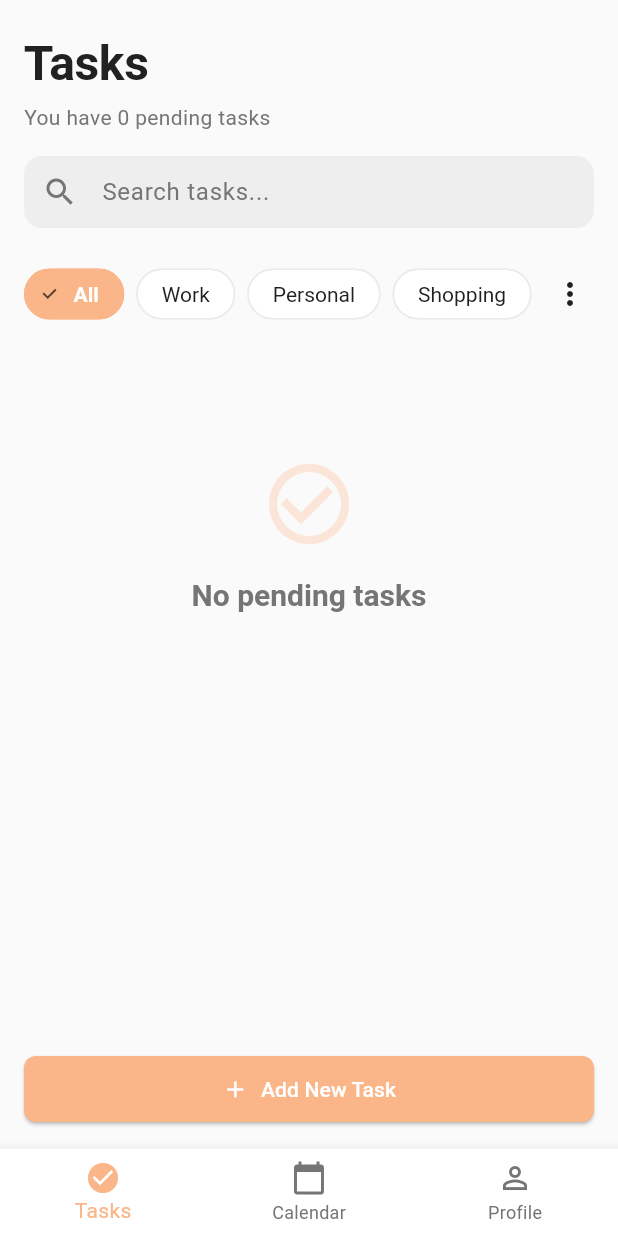
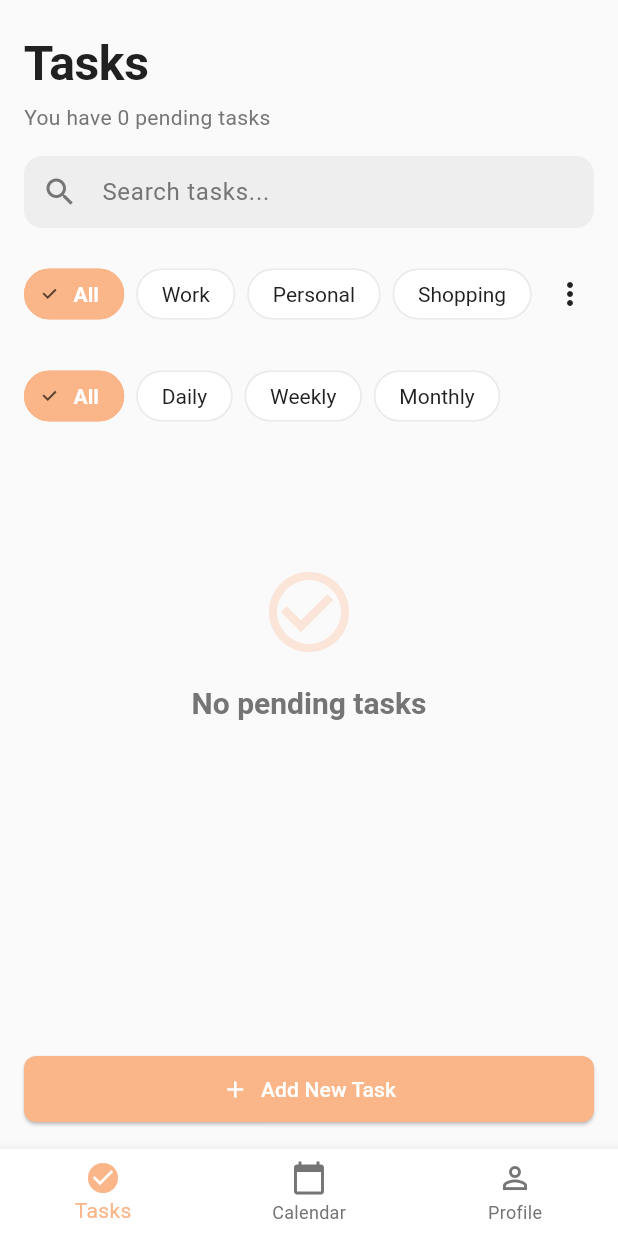
Before and after one commit to mhmwael/Todo, a Flutter app: the screen it shows after launch, on a phone screen of 412 x 824 dp. Run offline on Flutter 3.47's test engine with Material 3 defaults, Android fonts, the light colour scheme and no system bars; our stand-ins replace confetti, flutter_local_notifications, flutter_timezone, image_picker, shared_preferences, sqflite and 1 more; accounts and stored records are empty.

Commit message:
Add time period filter to task management UI for enhanced task visibility

```diff
--- a/lib/controllers/task_controller.dart
+++ b/lib/controllers/task_controller.dart
@@ -20,6 +20,8 @@ class TaskController
   _searchQuery = '';
   String?
   _focusedTaskId;
+  String
+  _selectedTimePeriod = 'All';
 
   TaskController() {
     _loadTasks();
@@ -31,10 +33,80 @@ class TaskController
   get searchQuery => _searchQuery;
   String?
   get focusedTaskId => _focusedTaskId;
+  String
+  get selectedTimePeriod => _selectedTimePeriod;
   List<
     Task
   >
   get allTasks => _allTasks;
+
+  bool
+  _isTaskInTimePeriod(
+    Task task,
+    String timePeriod,
+  ) {
+    final now = DateTime.now();
+    final today = DateTime(
+      now.year,
+      now.month,
+      now.day,
+    );
+    final taskDate = DateTime(
+      task.dueDate.year,
+      task.dueDate.month,
+      task.dueDate.day,
+    );
+
+    switch (timePeriod) {
+      case 'Daily':
+        return taskDate.year ==
+                today.year &&
+            taskDate.month ==
+                today.month &&
+            taskDate.day ==
+                today.day;
+      case 'Weekly':
+        final weekStart = today.subtract(
+          Duration(
+            days:
+                today.weekday -
+                1,
+          ),
+        );
+        final weekEnd = weekStart.add(
+          const Duration(
+            days: 6,
+          ),
+        );
+        return (taskDate.isAfter(
+                  weekStart.subtract(
+                    const Duration(
+                      days: 1,
+                    ),
+                  ),
+                ) ||
+                taskDate.isAtSameMomentAs(
+                  weekStart,
+                )) &&
+            (taskDate.isBefore(
+                  weekEnd.add(
+                    const Duration(
+                      days: 1,
+                    ),
+                  ),
+                ) ||
+                taskDate.isAtSameMomentAs(
+                  weekEnd,
+                ));
+      case 'Monthly':
+        return task.dueDate.year ==
+                now.year &&
+            task.dueDate.month ==
+                now.month;
+      default:
+        return true;
+    }
+  }
 
   Future<
     void
@@ -80,6 +152,19 @@ class TaskController
             ) =>
                 task.category ==
                 _selectedCategory,
+          )
+          .toList();
+    }
+    if (_selectedTimePeriod !=
+        'All') {
+      filtered = filtered
+          .where(
+            (
+              task,
+            ) => _isTaskInTimePeriod(
+              task,
+              _selectedTimePeriod,
+            ),
           )
           .toList();
     }
@@ -152,6 +237,19 @@ class TaskController
           )
           .toList();
     }
+    if (_selectedTimePeriod !=
+        'All') {
+      filtered = filtered
+          .where(
+            (
+              task,
+            ) => _isTaskInTimePeriod(
+              task,
+              _selectedTimePeriod,
+            ),
+          )
+          .toList();
+    }
     if (_searchQuery.isNotEmpty) {
       filtered = filtered
           .where(
@@ -190,6 +288,14 @@ class TaskController
     String category,
   ) {
     _selectedCategory = category;
+    notifyListeners();
+  }
+
+  void
+  setTimePeriod(
+    String timePeriod,
+  ) {
+    _selectedTimePeriod = timePeriod;
     notifyListeners();
   }
 
--- a/lib/views/tasks/tasks_page.dart
+++ b/lib/views/tasks/tasks_page.dart
@@ -6,35 +6,63 @@ import '../../core/theme/app_strings.dart';
 import '../../controllers/task_controller.dart';
 import 'widgets/task_card.dart';
 import 'widgets/task_filter_chips.dart';
+import 'widgets/task_time_period_filter.dart';
 import 'widgets/add_task_dialog.dart';
 
-class TasksPage extends StatefulWidget {
-  const TasksPage({super.key});
+class TasksPage
+    extends
+        StatefulWidget {
+  const TasksPage({
+    super.key,
+  });
 
   @override
-  State<TasksPage> createState() => _TasksPageState();
+  State<
+    TasksPage
+  >
+  createState() => _TasksPageState();
 }
 
-class _TasksPageState extends State<TasksPage> {
-  late ConfettiController _confettiController;
+class _TasksPageState
+    extends
+        State<
+          TasksPage
+        > {
+  late ConfettiController
+  _confettiController;
 
   @override
-  void initState() {
+  void
+  initState() {
     super.initState();
-    _confettiController =
-        ConfettiController(duration: const Duration(seconds: 1));
+    _confettiController = ConfettiController(
+      duration: const Duration(
+        seconds: 1,
+      ),
+    );
   }
 
   @override
-  void dispose() {
+  void
+  dispose() {
     _confettiController.dispose();
     super.dispose();
   }
 
   @override
-  Widget build(BuildContext context) {
-    return Consumer<TaskController>(
-      builder: (context, taskController, _) {
+  Widget
+  build(
+    BuildContext context,
+  ) {
+    return Consumer<
+      TaskController
+    >(
+      builder:
+          (
+            context,
+            taskController,
+            _,
+          ) {
             final pendingTasks = taskController.pendingTasks;
             final completedTasks = taskController.completedTasks;
 
@@ -45,94 +73,159 @@ class _TasksPageState extends State<TasksPage> {
                   crossAxisAlignment: CrossAxisAlignment.start,
                   children: [
                     SizedBox(
-                  height: MediaQuery.of(context).padding.top + 8,
+                      height:
+                          MediaQuery.of(
+                            context,
+                          ).padding.top +
+                          8,
                     ),
                     // Header
                     Padding(
-                  padding: const EdgeInsets.all(16.0),
+                      padding: const EdgeInsets.all(
+                        16.0,
+                      ),
                       child: Column(
                         crossAxisAlignment: CrossAxisAlignment.start,
                         children: [
                           Text(
                             AppStrings.tasks,
-                        style: Theme.of(context).textTheme.displayLarge,
+                            style: Theme.of(
+                              context,
+                            ).textTheme.displayLarge,
                           ),
-                      const SizedBox(height: 8),
+                          const SizedBox(
+                            height: 8,
+                          ),
                           Text(
                             'You have ${pendingTasks.length} pending ${pendingTasks.length == 1 ? 'task' : 'tasks'}',
-                        style: Theme.of(context).textTheme.bodyMedium,
+                            style: Theme.of(
+                              context,
+                            ).textTheme.bodyMedium,
                           ),
                         ],
                       ),
                     ),
 
                     Padding(
-                  padding: const EdgeInsets.symmetric(horizontal: 16.0),
+                      padding: const EdgeInsets.symmetric(
+                        horizontal: 16.0,
+                      ),
                       child: TextField(
-                    onChanged: (value) => taskController.setSearchQuery(value),
+                        onChanged:
+                            (
+                              value,
+                            ) => taskController.setSearchQuery(
+                              value,
+                            ),
                         style: TextStyle(
-                      color: Theme.of(context).brightness == Brightness.dark
+                          color:
+                              Theme.of(
+                                    context,
+                                  ).brightness ==
+                                  Brightness.dark
                               ? Colors.white
                               : AppColors.textPrimary,
                         ),
                         decoration: InputDecoration(
                           hintText: 'Search tasks...',
                           hintStyle: TextStyle(
-                        color: Theme.of(context).brightness == Brightness.dark
+                            color:
+                                Theme.of(
+                                      context,
+                                    ).brightness ==
+                                    Brightness.dark
                                 ? Colors.white70
                                 : AppColors.textSecondary,
                           ),
                           prefixIcon: Icon(
                             Icons.search,
-                        color: Theme.of(context).brightness == Brightness.dark
+                            color:
+                                Theme.of(
+                                      context,
+                                    ).brightness ==
+                                    Brightness.dark
                                 ? Colors.white70
                                 : AppColors.textSecondary,
                           ),
                           filled: true,
-                      fillColor: Theme.of(context).brightness == Brightness.dark
-                          ? const Color(0xFF1E1E1E)
+                          fillColor:
+                              Theme.of(
+                                    context,
+                                  ).brightness ==
+                                  Brightness.dark
+                              ? const Color(
+                                  0xFF1E1E1E,
+                                )
                               : Colors.grey[200],
                           border: OutlineInputBorder(
-                        borderRadius: BorderRadius.circular(12),
+                            borderRadius: BorderRadius.circular(
+                              12,
+                            ),
                             borderSide: BorderSide.none,
                           ),
-                      contentPadding: const EdgeInsets.symmetric(vertical: 0),
+                          contentPadding: const EdgeInsets.symmetric(
+                            vertical: 0,
+                          ),
                         ),
                       ),
                     ),
 
-                const SizedBox(height: 16),
+                    const SizedBox(
+                      height: 16,
+                    ),
 
                     TaskFilterChips(
-                  onCategoryChanged: (category) {
-                    taskController.setCategory(category);
+                      onCategoryChanged:
+                          (
+                            category,
+                          ) {
+                            taskController.setCategory(
+                              category,
+                            );
                           },
                     ),
 
-                const SizedBox(height: 16),
+                    const SizedBox(
+                      height: 16,
+                    ),
+
+                    const TaskTimePeriodFilter(),
+
+                    const SizedBox(
+                      height: 16,
+                    ),
 
                     Expanded(
                       child: ListView(
-                    padding: const EdgeInsets.only(bottom: 80),
+                        padding: const EdgeInsets.only(
+                          bottom: 80,
+                        ),
                         children: [
-                      if (pendingTasks.isEmpty && completedTasks.isEmpty)
+                          if (pendingTasks.isEmpty &&
+                              completedTasks.isEmpty)
                             Center(
                               child: Column(
                                 mainAxisAlignment: MainAxisAlignment.center,
                                 children: [
-                              const SizedBox(height: 64),
+                                  const SizedBox(
+                                    height: 64,
+                                  ),
                                   Icon(
                                     Icons.check_circle_outline,
                                     size: 64,
-                                color: AppColors.primary.withOpacity(0.3),
+                                    color: AppColors.primary.withOpacity(
+                                      0.3,
                                     ),
-                              const SizedBox(height: 16),
+                                  ),
+                                  const SizedBox(
+                                    height: 16,
+                                  ),
                                   Text(
                                     AppStrings.noPendingTasks,
-                                style: Theme.of(context)
-                                    .textTheme
-                                    .titleLarge
-                                    ?.copyWith(
+                                    style:
+                                        Theme.of(
+                                          context,
+                                        ).textTheme.titleLarge?.copyWith(
                                           color: AppColors.textSecondary,
                                         ),
                                   ),
@@ -140,10 +233,18 @@ class _TasksPageState extends State<TasksPage> {
                               ),
                             )
                           else ...[
-                        ...pendingTasks.map((task) => TaskCard(
+                            ...pendingTasks.map(
+                              (
+                                task,
+                              ) => TaskCard(
                                 task: task,
-                              onDelete: () => taskController.deleteTask(task.id),
-                              onToggleComplete: (isCompleted) {
+                                onDelete: () => taskController.deleteTask(
+                                  task.id,
+                                ),
+                                onToggleComplete:
+                                    (
+                                      isCompleted,
+                                    ) {
                                       taskController.toggleTaskCompletion(
                                         task.id,
                                         isCompleted,
@@ -152,20 +253,29 @@ class _TasksPageState extends State<TasksPage> {
                                         _confettiController.play();
                                       }
                                     },
-                              onPin: () => taskController.toggleTaskPin(task.id),
-                              onFocus: () =>
-                                  taskController.toggleTaskFocus(task.id),
+                                onPin: () => taskController.toggleTaskPin(
+                                  task.id,
+                                ),
+                                onFocus: () => taskController.toggleTaskFocus(
+                                  task.id,
+                                ),
                                 isFocused:
-                                  taskController.focusedTaskId == task.id,
-                            )),
+                                    taskController.focusedTaskId ==
+                                    task.id,
+                              ),
+                            ),
                             if (completedTasks.isNotEmpty) ...[
                               const Padding(
                                 padding: EdgeInsets.symmetric(
-                                horizontal: 16, vertical: 16),
+                                  horizontal: 16,
+                                  vertical: 16,
+                                ),
                                 child: Divider(),
                               ),
                               const Padding(
-                            padding: EdgeInsets.symmetric(horizontal: 16),
+                                padding: EdgeInsets.symmetric(
+                                  horizontal: 16,
+                                ),
                                 child: Text(
                                   'Completed Tasks',
                                   style: TextStyle(
@@ -174,20 +284,29 @@ class _TasksPageState extends State<TasksPage> {
                                   ),
                                 ),
                               ),
-                          const SizedBox(height: 8),
-                          ...completedTasks.map((task) => Opacity(
+                              const SizedBox(
+                                height: 8,
+                              ),
+                              ...completedTasks.map(
+                                (
+                                  task,
+                                ) => Opacity(
                                   opacity: 0.6,
                                   child: TaskCard(
                                     task: task,
-                                  onDelete: () =>
-                                      taskController.deleteTask(task.id),
-                                  onToggleComplete: (isCompleted) =>
-                                      taskController.toggleTaskCompletion(
+                                    onDelete: () => taskController.deleteTask(
+                                      task.id,
+                                    ),
+                                    onToggleComplete:
+                                        (
+                                          isCompleted,
+                                        ) => taskController.toggleTaskCompletion(
                                           task.id,
                                           isCompleted,
                                         ),
                                   ),
-                              )),
+                                ),
+                              ),
                             ],
                           ],
                         ],
@@ -205,11 +324,18 @@ class _TasksPageState extends State<TasksPage> {
                     onPressed: () {
                       showDialog(
                         context: context,
-                    builder: (context) => const AddTaskDialog(),
+                        builder:
+                            (
+                              context,
+                            ) => const AddTaskDialog(),
                       );
                     },
-                icon: const Icon(Icons.add),
-                label: const Text(AppStrings.addNewTask),
+                    icon: const Icon(
+                      Icons.add,
+                    ),
+                    label: const Text(
+                      AppStrings.addNewTask,
+                    ),
                   ),
                 ),
 
--- /dev/null
+++ b/lib/views/tasks/widgets/task_time_period_filter.dart
@@ -0,0 +1,140 @@
+import 'package:flutter/material.dart';
+import 'package:provider/provider.dart';
+import '../../../core/theme/app_colors.dart';
+import '../../../controllers/task_controller.dart';
+
+class TaskTimePeriodFilter
+    extends
+        StatefulWidget {
+  const TaskTimePeriodFilter({
+    super.key,
+  });
+
+  @override
+  State<
+    TaskTimePeriodFilter
+  >
+  createState() => _TaskTimePeriodFilterState();
+}
+
+class _TaskTimePeriodFilterState
+    extends
+        State<
+          TaskTimePeriodFilter
+        > {
+  late String
+  selectedTimePeriod;
+
+  @override
+  void
+  initState() {
+    super.initState();
+    selectedTimePeriod = 'All';
+  }
+
+  @override
+  Widget
+  build(
+    BuildContext context,
+  ) {
+    return Consumer<
+      TaskController
+    >(
+      builder:
+          (
+            context,
+            taskController,
+            child,
+          ) {
+            final timePeriods = [
+              'All',
+              'Daily',
+              'Weekly',
+              'Monthly',
+            ];
+
+            return SizedBox(
+              height: 56,
+              child: SingleChildScrollView(
+                scrollDirection: Axis.horizontal,
+                child: Padding(
+                  padding: const EdgeInsets.symmetric(
+                    horizontal: 16.0,
+                  ),
+                  child: Wrap(
+                    spacing: 8.0,
+                    runSpacing: 0,
+                    children:
+                        List<
+                          Widget
+                        >.generate(
+                          timePeriods.length,
+                          (
+                            int index,
+                          ) {
+                            final period = timePeriods[index];
+                            final isSelected =
+                                selectedTimePeriod ==
+                                period;
+                            return FilterChip(
+                              label: Text(
+                                period,
+                              ),
+                              selected: isSelected,
+                              onSelected:
+                                  (
+                                    bool value,
+                                  ) {
+                                    setState(
+                                      () {
+                                        selectedTimePeriod = period;
+                                      },
+                                    );
+                                    taskController.setTimePeriod(
+                                      period,
+                                    );
+                                  },
+                              backgroundColor:
+                                  Theme.of(
+                                        context,
+                                      ).brightness ==
+                                      Brightness.dark
+                                  ? const Color(
+                                      0xFF1E1E1E,
+                                    )
+                                  : AppColors.surface,
+                              selectedColor: AppColors.primary,
+                              labelStyle: TextStyle(
+                                color: isSelected
+                                    ? Colors.white
+                                    : (Theme.of(
+                                                context,
+                                              ).brightness ==
+                                              Brightness.dark
+                                          ? Colors.white
+                                          : AppColors.textPrimary),
+                                fontWeight: isSelected
+                                    ? FontWeight.bold
+                                    : FontWeight.normal,
+                              ),
+                              shape: RoundedRectangleBorder(
+                                borderRadius: BorderRadius.circular(
+                                  20,
+                                ),
+                                side: BorderSide(
+                                  color: isSelected
+                                      ? AppColors.primary
+                                      : AppColors.divider,
+                                ),
+                              ),
+                            );
+                          },
+                        ),
+                  ),
+                ),
+              ),
+            );
+          },
+    );
+  }
+}
```
Lines whose indentation alone changed are shown as unchanged.
